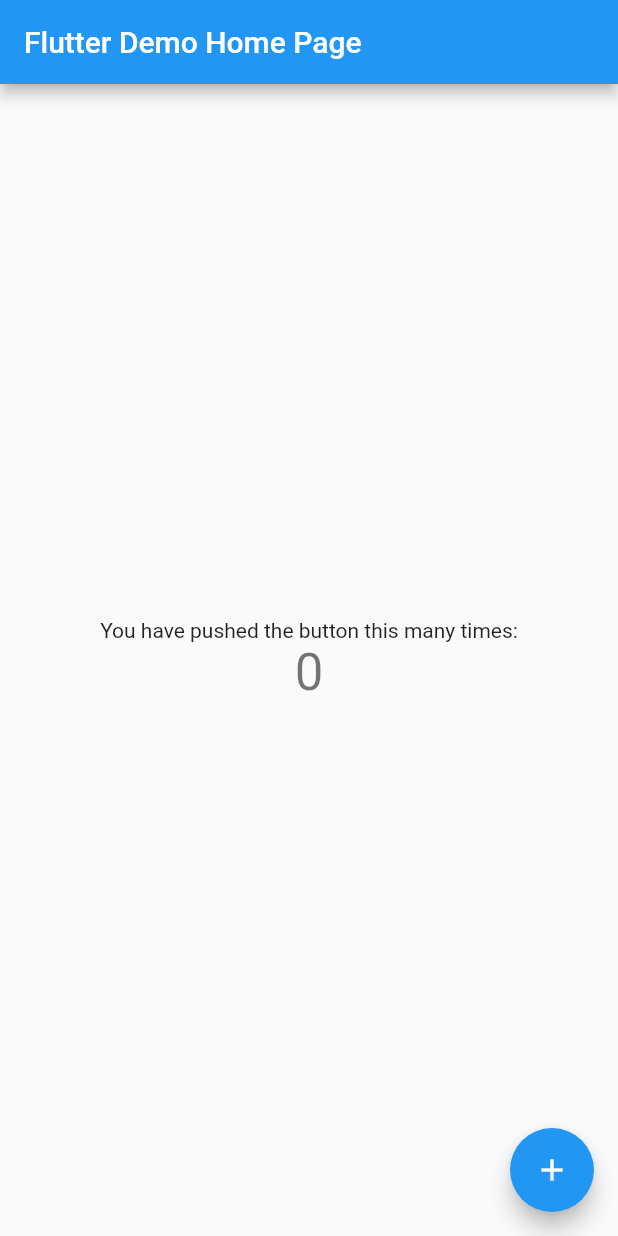
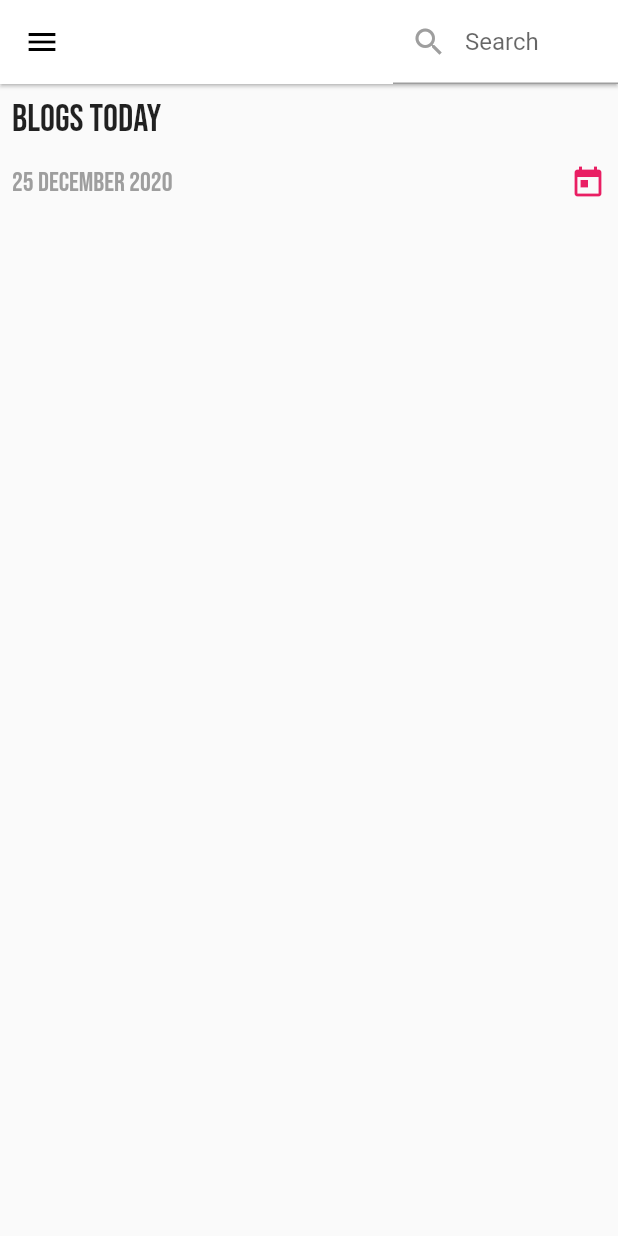
Before and after one commit to sannidhya-kushwaha/Blog_App_PHP, a Flutter app: the screen it shows after launch, on a phone screen of 412 x 824 dp. Run offline on Flutter 3.47's test engine with Material 2 defaults, Android fonts, the phone set to English and light mode, and no system bars.

Commit message:
Headers, Appbar, DateTime.now()

```diff
--- a/lib/main.dart
+++ b/lib/main.dart
@@ -1,117 +1,89 @@
 import 'package:flutter/material.dart';
+import 'package:intl/intl.dart';
 
 void main() {
   runApp(MyApp());
 }
 
 class MyApp extends StatelessWidget {
-  // This widget is the root of your application.
   @override
   Widget build(BuildContext context) {
     return MaterialApp(
       title: 'Flutter Demo',
       theme: ThemeData(
-        // This is the theme of your application.
-        //
-        // Try running your application with "flutter run". You'll see the
-        // application has a blue toolbar. Then, without quitting the app, try
-        // changing the primarySwatch below to Colors.green and then invoke
-        // "hot reload" (press "r" in the console where you ran "flutter run",
-        // or simply save your changes to "hot reload" in a Flutter IDE).
-        // Notice that the counter didn't reset back to zero; the application
-        // is not restarted.
-        primarySwatch: Colors.blue,
-        // This makes the visual density adapt to the platform that you run
-        // the app on. For desktop platforms, the controls will be smaller and
-        // closer together (more dense) than on mobile platforms.
+        // primarySwatch: Colors.blue,
         visualDensity: VisualDensity.adaptivePlatformDensity,
       ),
-      home: MyHomePage(title: 'Flutter Demo Home Page'),
+      home: MyHomePage(),
     );
   }
 }
 
 class MyHomePage extends StatefulWidget {
-  MyHomePage({Key key, this.title}) : super(key: key);
-
-  // This widget is the home page of your application. It is stateful, meaning
-  // that it has a State object (defined below) that contains fields that affect
-  // how it looks.
-
-  // This class is the configuration for the state. It holds the values (in this
-  // case the title) provided by the parent (in this case the App widget) and
-  // used by the build method of the State. Fields in a Widget subclass are
-  // always marked "final".
-
-  final String title;
-
   @override
   _MyHomePageState createState() => _MyHomePageState();
 }
 
 class _MyHomePageState extends State<MyHomePage> {
-  int _counter = 0;
-
-  void _incrementCounter() {
-    setState(() {
-      // This call to setState tells the Flutter framework that something has
-      // changed in this State, which causes it to rerun the build method below
-      // so that the display can reflect the updated values. If we changed
-      // _counter without calling setState(), then the build method would not be
-      // called again, and so nothing would appear to happen.
-      _counter++;
-    });
-  }
+  var curdate = DateFormat("d MMMM y").format(DateTime.now());
 
   @override
   Widget build(BuildContext context) {
-    // This method is rerun every time setState is called, for instance as done
-    // by the _incrementCounter method above.
-    //
-    // The Flutter framework has been optimized to make rerunning build methods
-    // fast, so that you can just rebuild anything that needs updating rather
-    // than having to individually change instances of widgets.
     return Scaffold(
       appBar: AppBar(
-        // Here we take the value from the MyHomePage object that was created by
-        // the App.build method, and use it to set our appbar title.
-        title: Text(widget.title),
+        iconTheme: IconThemeData(color: Colors.black),
+        backgroundColor: Colors.white,
+        elevation: 1,
+        actions: [
+          Container(
+            width: 150,
+            height: 50,
+            child: TextField(
+              decoration: InputDecoration(
+                labelText: 'Search',
+                prefixIcon: Icon(
+                  Icons.search,
+                  color: Colors.grey,
+                ),
+              ),
+            ),
+          ),
+        ],
       ),
-      body: Center(
-        // Center is a layout widget. It takes a single child and positions it
-        // in the middle of the parent.
-        child: Column(
-          // Column is also a layout widget. It takes a list of children and
-          // arranges them vertically. By default, it sizes itself to fit its
-          // children horizontally, and tries to be as tall as its parent.
-          //
-          // Invoke "debug painting" (press "p" in the console, choose the
-          // "Toggle Debug Paint" action from the Flutter Inspector in Android
-          // Studio, or the "Toggle Debug Paint" command in Visual Studio Code)
-          // to see the wireframe for each widget.
-          //
-          // Column has various properties to control how it sizes itself and
-          // how it positions its children. Here we use mainAxisAlignment to
-          // center the children vertically; the main axis here is the vertical
-          // axis because Columns are vertical (the cross axis would be
-          // horizontal).
-          mainAxisAlignment: MainAxisAlignment.center,
-          children: <Widget>[
-            Text(
-              'You have pushed the button this many times:',
+      drawer: Drawer(),
+      body: ListView(
+        children: [
+          Padding(
+            padding: const EdgeInsets.all(8.0),
+            child: Text(
+              'Blogs Today',
+              style: TextStyle(fontSize: 25, fontFamily: 'BebasNeue'),
             ),
-            Text(
-              '$_counter',
-              style: Theme.of(context).textTheme.headline4,
-            ),
-          ],
-        ),
+          ),
+          Row(
+            mainAxisAlignment: MainAxisAlignment.spaceBetween,
+            children: [
+              Padding(
+                padding: const EdgeInsets.all(8.0),
+                child: Text(
+                  curdate,
+                  style: TextStyle(
+                      fontSize: 18,
+                      fontFamily: 'BebasNeue',
+                      color: Colors.grey),
+                ),
+              ),
+              Padding(
+                padding: const EdgeInsets.all(8.0),
+                child: Icon(
+                  Icons.today,
+                  color: Colors.pink,
+                ),
+              ),
+            ],
+          )
+        ],
       ),
-      floatingActionButton: FloatingActionButton(
-        onPressed: _incrementCounter,
-        tooltip: 'Increment',
-        child: Icon(Icons.add),
-      ), // This trailing comma makes auto-formatting nicer for build methods.
     );
   }
 }
```
Also changed, not shown: pubspec.yaml (+6 -4 lines), fonts/BebasNeue-Regular.ttf (added), pubspec.lock.
